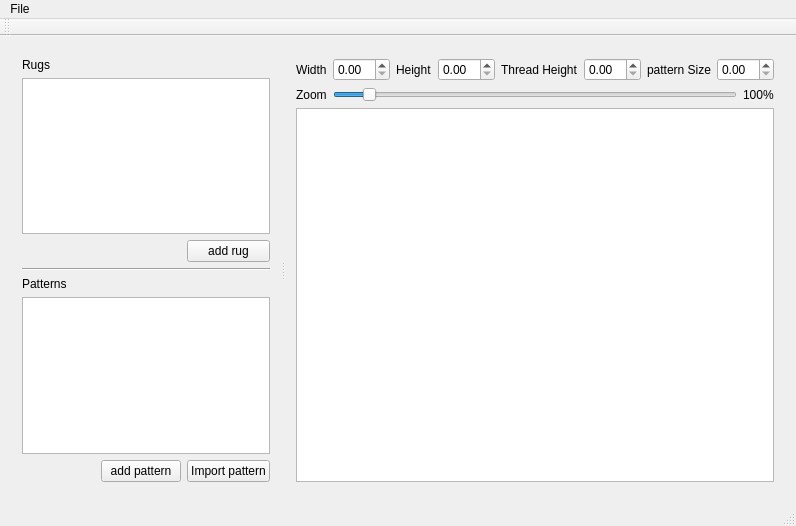
This is mainwindow.ui in pierremarc/FuzzyRug as Qt 5 draws it before an edit. The edited form follows.
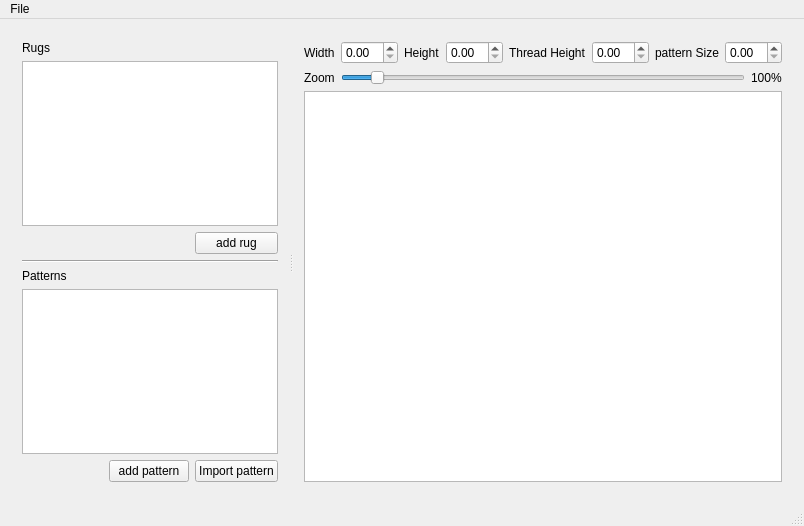
This is the edited form.

Diff of the .ui file:
```diff
--- a/mainwindow.ui
+++ b/mainwindow.ui
@@ -6,7 +6,7 @@
    <rect>
     <x>0</x>
     <y>0</y>
-    <width>796</width>
+    <width>804</width>
     <height>526</height>
    </rect>
   </property>
@@ -213,8 +213,8 @@
     <rect>
      <x>0</x>
      <y>0</y>
-     <width>796</width>
-     <height>20</height>
+     <width>804</width>
+     <height>25</height>
     </rect>
    </property>
    <widget class="QMenu" name="menuFile">
@@ -233,14 +233,6 @@
    </widget>
    <addaction name="menuFile"/>
   </widget>
-  <widget class="QToolBar" name="mainToolBar">
-   <attribute name="toolBarArea">
-    <enum>TopToolBarArea</enum>
-   </attribute>
-   <attribute name="toolBarBreak">
-    <bool>false</bool>
-   </attribute>
-  </widget>
   <widget class="QStatusBar" name="statusBar"/>
   <action name="actionOpen">
    <property name="text">
```
